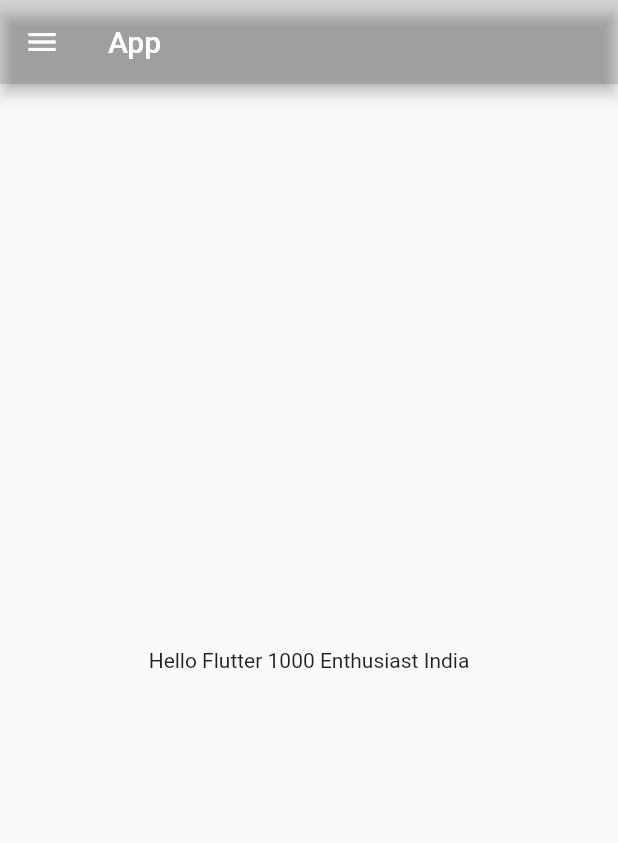
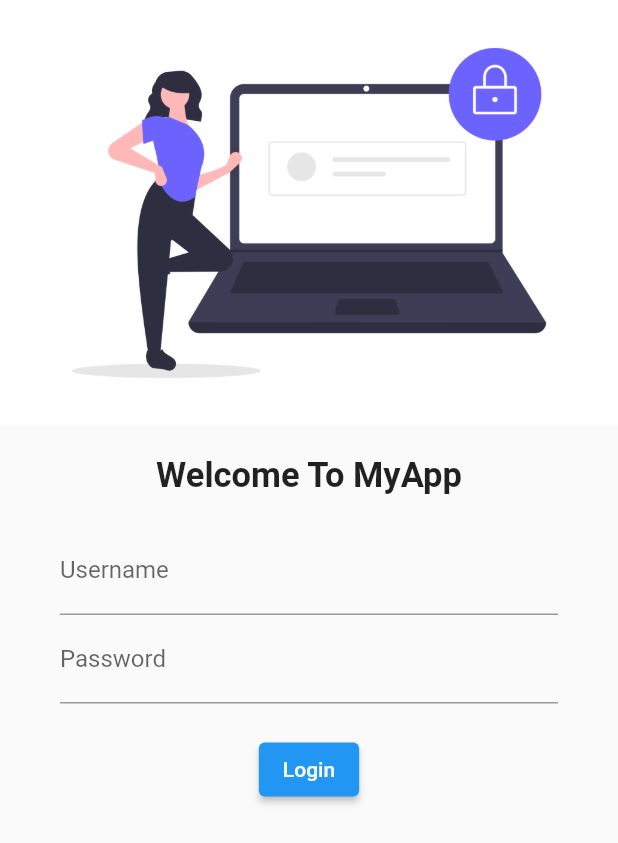
Before and after one commit to Sahil2234/Flutterproject2, a Flutter app: the screen it shows after launch, on a phone screen of 412 x 824 dp. Shown: the top 843 px of the screen. Run offline on Flutter 3.47's test engine with Material 2 defaults, Android fonts, the phone set to English and light mode, and no system bars.

Commit message:
third commit

```diff
--- a/lib/main.dart
+++ b/lib/main.dart
@@ -1,6 +1,7 @@
 import 'package:flutter/material.dart';
 import 'package:flutter/widgets.dart';
-import 'package:project2/home_page.dart';
+import 'package:project2/pages/home_page.dart';
+import 'package:project2/pages/loginpage.dart';
 
 void main() {
   runApp(MyApp());
@@ -9,6 +10,12 @@ void main() {
 class MyApp extends StatelessWidget {
   @override
   Widget build(BuildContext context) {
-    return MaterialApp(home: Homepage());
+    return MaterialApp(
+      theme: ThemeData.light(),
+      routes: {
+        "/login": (context) => Homepage(),
+        "/": (context) => LoginPage()
+      },
+    );
   }
 }
--- /dev/null
+++ b/lib/pages/loginpage.dart
@@ -0,0 +1,49 @@
+import 'package:flutter/material.dart';
+import 'package:flutter/rendering.dart';
+
+class LoginPage extends StatelessWidget {
+  @override
+  Widget build(BuildContext context) {
+    return MaterialApp(
+        home: Scaffold(
+            // appBar: AppBar(
+            //   title: Text("Login Page"),
+            // ),
+            body: Container(
+                child: Column(children: [
+      Image.asset("assets/images/loginimg.png"),
+      SizedBox(
+        height: 20,
+      ),
+      Text(
+        "Welcome To MyApp",
+        style: TextStyle(fontSize: 23, fontWeight: FontWeight.bold),
+      ),
+      Padding(
+          padding: EdgeInsets.symmetric(vertical: 20, horizontal: 40),
+          child: Column(
+            children: [
+              TextFormField(
+                decoration: InputDecoration(
+                    hintText: "Enter Username", labelText: "Username"),
+              ),
+              TextFormField(
+                  obscureText: true,
+                  decoration: InputDecoration(
+                      hintText: "Enter Password", labelText: "Password")),
+              SizedBox(
+                height: 20,
+              ),
+              ElevatedButton(
+                  onPressed: () {
+                    print("Someone logged");
+                  },
+                  child: Text(
+                    "Login",
+                    style: TextStyle(backgroundColor: Colors.blue),
+                  ))
+            ],
+          ))
+    ]))));
+  }
+}
--- a/pubspec.yaml
+++ b/pubspec.yaml
@@ -58,8 +58,8 @@ flutter:
   uses-material-design: true
 
   # To add assets to your application, add an assets section, like this:
-  # assets:
-  #   - images/a_dot_burr.jpeg
+  assets:
+    - assets/images/
   #   - images/a_dot_ham.jpeg
 
   # An image asset can refer to one or more resolution-specific "variants", see
```
Also changed, not shown: assets/images/loginimg.png (added), lib/pages/home_page.dart (renamed from lib/home_page.dart), 1 other file.
